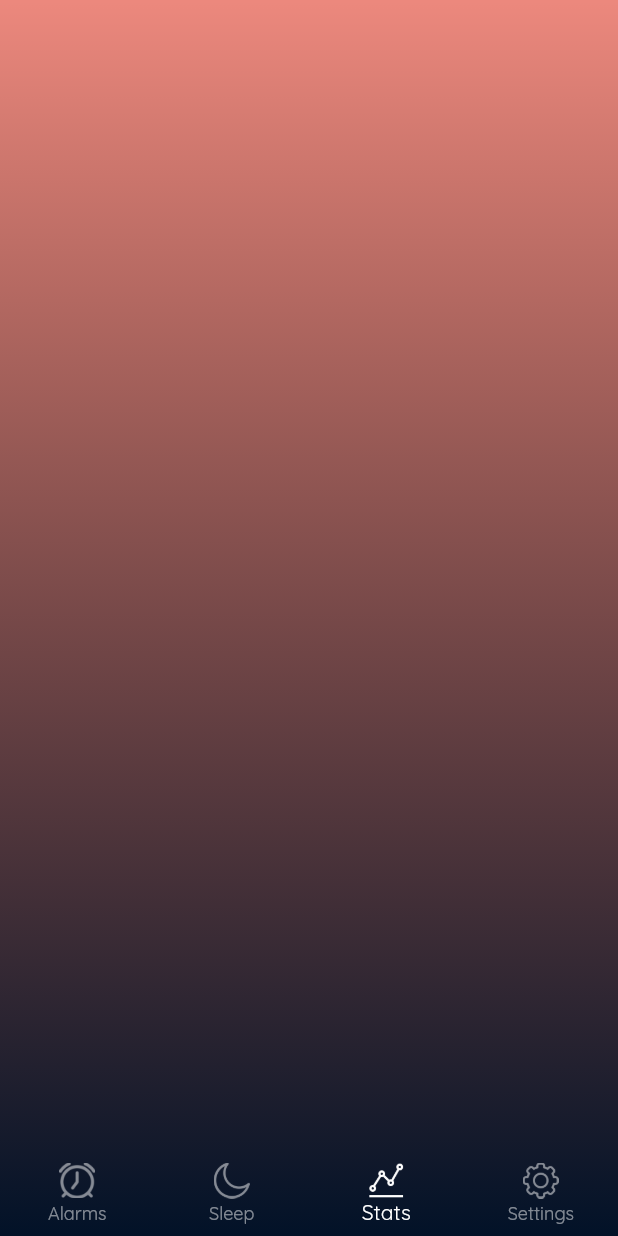
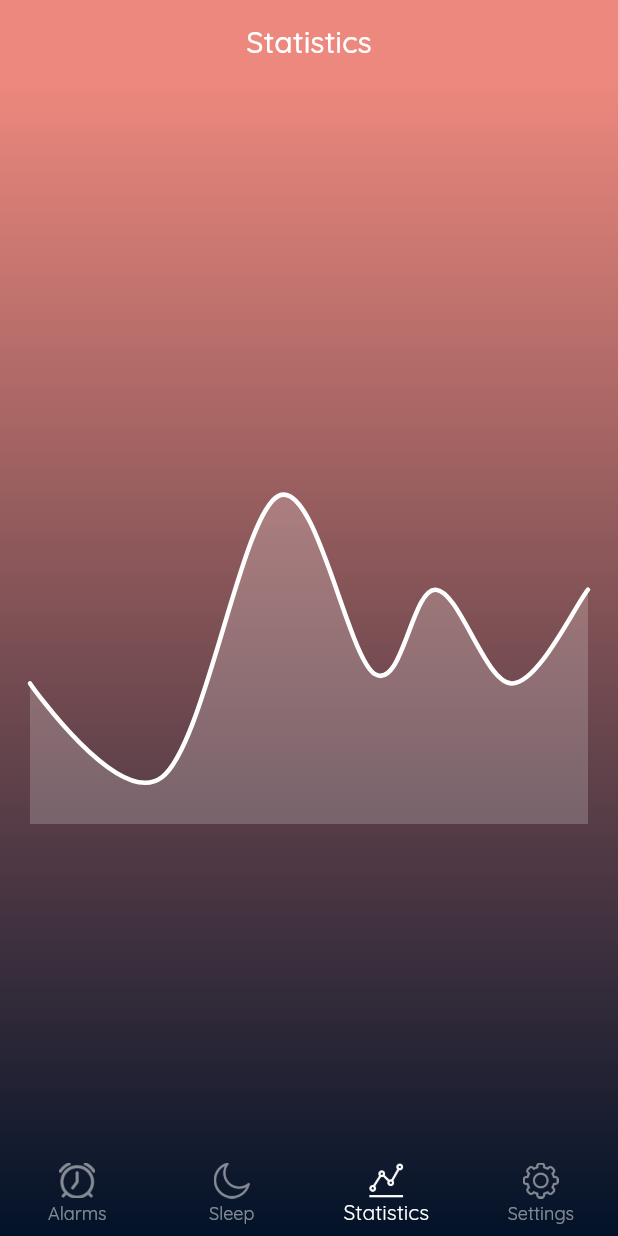
Before and after one commit to OraneOrveillon/grododo, a Flutter app: the screen it shows after launch, item 3 of the bottom bar chosen, on a phone screen of 412 x 824 dp. Run offline on Flutter 3.47's test engine with Material 2 defaults, Android fonts, the phone set to English and light mode, and no system bars; drawn by our look-alikes of fl_chart; our stand-ins replace flutter_spinbox, google_fonts.

Commit message:
Stats interface 🚧

```diff
--- a/lib/theme.dart
+++ b/lib/theme.dart
@@ -5,6 +5,10 @@ import 'constants.dart';
 
 ThemeData themeData(BuildContext context) {
   return ThemeData(
+    colorScheme: const ColorScheme.light(
+      primary: Color(0xFFEC887D),
+      secondary: Color(0xFF021228),
+    ),
     scaffoldBackgroundColor: const Color(0xFFEC887D),
     appBarTheme: const AppBarTheme(
       backgroundColor: Colors.transparent,
--- a/lib/view/components/background_gradient.dart
+++ b/lib/view/components/background_gradient.dart
@@ -1,4 +1,3 @@
-import 'package:flutter/cupertino.dart';
 import 'package:flutter/material.dart';
 
 class BackgroundGradient extends StatelessWidget {
@@ -9,13 +8,13 @@ class BackgroundGradient extends StatelessWidget {
   @override
   Widget build(BuildContext context) {
     return Container(
-      decoration: const BoxDecoration(
+      decoration: BoxDecoration(
         gradient: LinearGradient(
           begin: Alignment.topCenter,
           end: Alignment.bottomCenter,
           colors: [
-            Colors.transparent,
-            Color(0xFF021228),
+            Theme.of(context).colorScheme.primary,
+            Theme.of(context).colorScheme.secondary,
           ],
         ),
       ),
--- a/lib/view/pages/navbar.dart
+++ b/lib/view/pages/navbar.dart
@@ -18,32 +18,39 @@ class NavBar extends StatelessWidget {
     const SettingsPage(),
   ];
 
+  final List<String> _labels = ['Alarms', 'Sleep', 'Statistics', 'Settings'];
+
   @override
   Widget build(BuildContext context) {
     return ChangeNotifierProvider(
       create: (_) => NavigationBarIndexModel(initialIndex: 1),
       child: Consumer<NavigationBarIndexModel>(
         builder: (context, indexModel, child) => Scaffold(
+          appBar: AppBar(
+            title: Center(
+              child: Text(_labels[indexModel.index]),
+            ),
+          ),
           extendBody: true,
           bottomNavigationBar: BottomNavigationBar(
             currentIndex: indexModel.index,
             onTap: (index) => indexModel.updateIndex(newIndex: index),
-            items: const [
+            items: [
               BottomNavigationBarItem(
-                icon: ImageIcon(AssetImage('assets/icons/alarm.png')),
-                label: 'Alarms',
+                icon: const ImageIcon(AssetImage('assets/icons/alarm.png')),
+                label: _labels[0],
               ),
               BottomNavigationBarItem(
-                icon: ImageIcon(AssetImage('assets/icons/moon.png')),
-                label: 'Sleep',
+                icon: const ImageIcon(AssetImage('assets/icons/moon.png')),
+                label: _labels[1],
               ),
               BottomNavigationBarItem(
-                icon: ImageIcon(AssetImage('assets/icons/stats.png')),
-                label: 'Stats',
+                icon: const ImageIcon(AssetImage('assets/icons/stats.png')),
+                label: _labels[2],
               ),
               BottomNavigationBarItem(
-                icon: ImageIcon(AssetImage('assets/icons/settings.png')),
-                label: 'Settings',
+                icon: const ImageIcon(AssetImage('assets/icons/settings.png')),
+                label: _labels[3],
               ),
             ],
           ),
--- a/lib/view/pages/stats_page.dart
+++ b/lib/view/pages/stats_page.dart
@@ -1,3 +1,4 @@
+import 'package:fl_chart/fl_chart.dart';
 import 'package:flutter/material.dart';
 
 class StatsPage extends StatelessWidget {
@@ -5,6 +6,63 @@ class StatsPage extends StatelessWidget {
 
   @override
   Widget build(BuildContext context) {
-    return Container();
+    return Container(
+        child: Padding(
+      padding: const EdgeInsets.all(20),
+      child: Center(child: Chart()),
+    ));
   }
 }
+
+class Chart extends StatelessWidget {
+  const Chart({
+    Key? key,
+  }) : super(key: key);
+
+  @override
+  Widget build(BuildContext context) {
+    return AspectRatio(
+      aspectRatio: 1.70,
+      child: LineChart(
+        LineChartData(
+          minX: 0,
+          minY: 1.5,
+          borderData: FlBorderData(
+            show: false,
+          ),
+          titlesData: FlTitlesData(
+            show: false,
+          ),
+          gridData: FlGridData(
+            show: false,
+          ),
+          clipData: FlClipData(top: false, bottom: true, left: true, right: false),
+          lineBarsData: [
+            LineChartBarData(
+              spots: const [
+                FlSpot(0, 3),
+                FlSpot(2.6, 2),
+                FlSpot(4.9, 5),
+                FlSpot(6.8, 3.1),
+                FlSpot(8, 4),
+                FlSpot(9.5, 3),
+                FlSpot(11, 4),
+              ],
+              isCurved: true,
+              barWidth: 3,
+              isStrokeCapRound: true,
+              color: Colors.white,
+              dotData: FlDotData(
+                show: false,
+              ),
+              belowBarData: BarAreaData(
+                show: true,
+                color: Colors.white.withOpacity(0.2),
+              ),
+            ),
+          ],
+        ),
+      ),
+    );
+  }
+}
--- a/pubspec.yaml
+++ b/pubspec.yaml
@@ -16,6 +16,7 @@ dependencies:
   provider: ^6.0.3
   google_fonts: ^3.0.1
   flutter_spinbox: ^0.9.0
+  fl_chart: ^0.55.1
 
 dev_dependencies:
   flutter_test:
```
Also changed, not shown: pubspec.lock.
